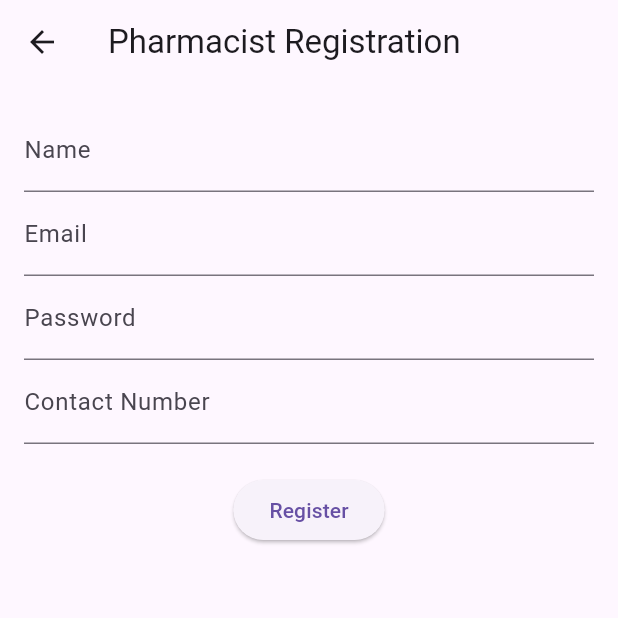
After one commit to pabodajms/Drugio, a Flutter app: the screen it shows after launch, after a tap on "Continue as Pharmacist", on a phone screen of 412 x 824 dp, the top half of it. The commit adds this screen. Run offline on Flutter 3.47's test engine with Material 3 defaults, Android fonts, the phone set to English and light mode, and no system bars; our stand-ins replace firebase_auth, firebase_core, geolocator, permission_handler; accounts and stored records are empty; network calls fail.

Commit message:
added anonymous user registration for general users and email/password authentication in firebase authentication for pharmacists. Implemented the frontend and the backend

```diff
--- a/drugio_mobile/lib/main.dart
+++ b/drugio_mobile/lib/main.dart
@@ -1,7 +1,10 @@
 import 'package:flutter/material.dart';
-import 'screens/home_screen.dart';
+import 'package:firebase_core/firebase_core.dart';
+import 'package:drugio_mobile/screens/role_selection_screen.dart';
 
-void main() {
+void main() async {
+  WidgetsFlutterBinding.ensureInitialized();
+  await Firebase.initializeApp();
   runApp(const DrugioApp());
 }
 
@@ -12,9 +15,9 @@ class DrugioApp extends StatelessWidget {
   Widget build(BuildContext context) {
     return MaterialApp(
       title: 'Drugio',
+      debugShowCheckedModeBanner: false,
       theme: ThemeData(primarySwatch: Colors.blue),
-      home: const HomeScreen(),
-      debugShowCheckedModeBanner: false,
+      home: const RoleSelectionScreen(),
     );
   }
 }
--- /dev/null
+++ b/drugio_mobile/lib/screens/pharmacist_register_screen.dart
@@ -0,0 +1,87 @@
+import 'package:flutter/material.dart';
+import 'package:firebase_auth/firebase_auth.dart';
+import 'package:drugio_mobile/screens/home_screen.dart';
+import 'package:drugio_mobile/services/auth_service.dart';
+
+class PharmacistRegisterScreen extends StatefulWidget {
+  const PharmacistRegisterScreen({super.key});
+
+  @override
+  State<PharmacistRegisterScreen> createState() =>
+      _PharmacistRegisterScreenState();
+}
+
+class _PharmacistRegisterScreenState extends State<PharmacistRegisterScreen> {
+  final _formKey = GlobalKey<FormState>();
+  String name = '';
+  String email = '';
+  String password = '';
+  String contact = '';
+
+  void handleRegister() async {
+    if (_formKey.currentState!.validate()) {
+      try {
+        UserCredential user = await FirebaseAuth.instance
+            .createUserWithEmailAndPassword(email: email, password: password);
+
+        await AuthService.registerPharmacist({
+          "name": name,
+          "email": email,
+          "firebase_uid": user.user!.uid,
+          "contact_number": contact,
+          "fcm_token": "sample_fcm_token", // replace with real FCM token
+        });
+
+        Navigator.pushReplacement(
+          context,
+          MaterialPageRoute(builder: (_) => const HomeScreen()),
+        );
+      } catch (e) {
+        print("Pharmacist registration error: $e");
+      }
+    }
+  }
+
+  @override
+  Widget build(BuildContext context) {
+    return Scaffold(
+      appBar: AppBar(title: const Text("Pharmacist Registration")),
+      body: Padding(
+        padding: const EdgeInsets.all(16.0),
+        child: Form(
+          key: _formKey,
+          child: Column(
+            children: [
+              TextFormField(
+                decoration: const InputDecoration(labelText: "Name"),
+                onChanged: (val) => name = val,
+                validator: (val) => val!.isEmpty ? "Enter name" : null,
+              ),
+              TextFormField(
+                decoration: const InputDecoration(labelText: "Email"),
+                onChanged: (val) => email = val,
+                validator: (val) => val!.isEmpty ? "Enter email" : null,
+              ),
+              TextFormField(
+                decoration: const InputDecoration(labelText: "Password"),
+                obscureText: true,
+                onChanged: (val) => password = val,
+                validator: (val) => val!.length < 6 ? "Min 6 characters" : null,
+              ),
+              TextFormField(
+                decoration: const InputDecoration(labelText: "Contact Number"),
+                onChanged: (val) => contact = val,
+                validator: (val) => val!.isEmpty ? "Enter contact" : null,
+              ),
+              const SizedBox(height: 20),
+              ElevatedButton(
+                onPressed: handleRegister,
+                child: const Text("Register"),
+              ),
+            ],
+          ),
+        ),
+      ),
+    );
+  }
+}
--- /dev/null
+++ b/drugio_mobile/lib/screens/role_selection_screen.dart
@@ -0,0 +1,78 @@
+import 'package:firebase_auth/firebase_auth.dart';
+import 'package:flutter/material.dart';
+import 'package:drugio_mobile/screens/home_screen.dart';
+import 'package:drugio_mobile/screens/pharmacist_register_screen.dart';
+import 'package:drugio_mobile/services/auth_service.dart';
+
+class RoleSelectionScreen extends StatelessWidget {
+  const RoleSelectionScreen({super.key});
+
+  void handleAnonymousLogin(BuildContext context) async {
+    try {
+      final userCredential = await FirebaseAuth.instance.signInAnonymously();
+      final user = userCredential.user;
+
+      if (user != null) {
+        await AuthService.registerAnonymousUser(
+          user.uid,
+          "sample_fcm_token", // 🔁 Replace with actual FCM token later
+        );
+
+        Navigator.pushReplacement(
+          context,
+          MaterialPageRoute(builder: (_) => const HomeScreen()),
+        );
+      }
+    } catch (e) {
+      print("Anonymous login error: $e");
+
+      ScaffoldMessenger.of(context).showSnackBar(
+        const SnackBar(
+          content: Text("Failed to continue as general user."),
+          backgroundColor: Colors.red,
+        ),
+      );
+    }
+  }
+
+  void handlePharmacistNavigation(BuildContext context) {
+    Navigator.push(
+      context,
+      MaterialPageRoute(builder: (_) => const PharmacistRegisterScreen()),
+    );
+  }
+
+  @override
+  Widget build(BuildContext context) {
+    return Scaffold(
+      appBar: AppBar(title: const Text("Choose Role")),
+      body: Center(
+        child: Padding(
+          padding: const EdgeInsets.symmetric(horizontal: 24.0),
+          child: Column(
+            mainAxisAlignment: MainAxisAlignment.center,
+            children: [
+              ElevatedButton.icon(
+                onPressed: () => handleAnonymousLogin(context),
+                icon: const Icon(Icons.person_outline),
+                label: const Text("Continue as General User"),
+                style: ElevatedButton.styleFrom(
+                  minimumSize: const Size.fromHeight(50),
+                ),
+              ),
+              const SizedBox(height: 20),
+              ElevatedButton.icon(
+                onPressed: () => handlePharmacistNavigation(context),
+                icon: const Icon(Icons.medical_services),
+                label: const Text("Continue as Pharmacist"),
+                style: ElevatedButton.styleFrom(
+                  minimumSize: const Size.fromHeight(50),
+                ),
+              ),
+            ],
+          ),
+        ),
+      ),
+    );
+  }
+}
--- /dev/null
+++ b/drugio_mobile/lib/services/auth_service.dart
@@ -0,0 +1,22 @@
+import 'package:http/http.dart' as http;
+import 'dart:convert';
+
+class AuthService {
+  static Future<void> registerAnonymousUser(String uid, String fcmToken) async {
+    await http.post(
+      Uri.parse("http://192.168.8.144:3030/api/users/register"),
+      headers: {"Content-Type": "application/json"},
+      body: jsonEncode({"firebase_uid": uid, "fcm_token": fcmToken}),
+    );
+  }
+
+  static Future<void> registerPharmacist(
+    Map<String, dynamic> pharmacist,
+  ) async {
+    await http.post(
+      Uri.parse("http://192.168.8.144:3030/api/pharmacists/register"),
+      headers: {"Content-Type": "application/json"},
+      body: jsonEncode(pharmacist),
+    );
+  }
+}
--- a/drugio_mobile/pubspec.yaml
+++ b/drugio_mobile/pubspec.yaml
@@ -31,10 +31,14 @@ dependencies:
   flutter:
     sdk: flutter
   http: ^1.4.0
-  geolocator: ^14.0.1
+  # geolocator: ^14.0.1
+  geolocator: ^12.0.0
   geocoding: ^4.0.0
   permission_handler: ^12.0.0+1
   url_launcher: ^6.1.0
+  firebase_core: ^2.27.0
+  firebase_auth: ^4.17.0
+  firebase_messaging: ^14.7.10 # for FCM later
 
   # The following adds the Cupertino Icons font to your application.
   # Use with the CupertinoIcons class for iOS style icons.
```
Also changed, not shown: drugio_mobile/pubspec.lock, 15 other files.
